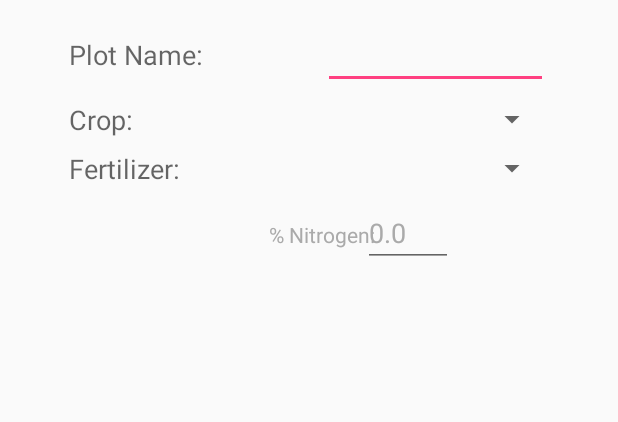
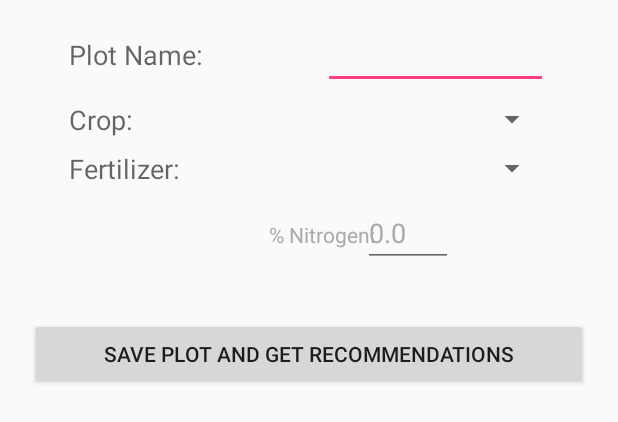
Before and after one commit to pboennig/MyFarm, an Android app: the layout plot_edit_popover.xml on its own in the app's theme, with its tools: preview values and no code run, on a phone screen of 412 x 824 dp. Shown: the top 422 px of the screen. Run offline under Robolectric (Android 15) with nearby library versions, the phone set to English and light mode, and no system bars.

Commit message:
added plotStart and plotEnd functionality and callback to send plot data to mainactivity

```diff
--- a/app/src/main/res/layout/plot_edit_popover.xml
+++ b/app/src/main/res/layout/plot_edit_popover.xml
@@ -97,4 +97,17 @@
             android:textColor="#aaaaaa" />
 
     </GridLayout>
+
+    <Button
+        android:layout_width="match_parent"
+        android:layout_height="wrap_content"
+        android:text="Save Plot and Get Recommendations"
+        android:id="@+id/saveButton"
+        android:layout_row="7"
+        android:layout_columnSpan="2"
+        android:layout_column="0"
+        android:layout_gravity="center|bottom"
+        android:layout_margin="20dp"
+        android:onClick="savePlotInfo" />
+
 </LinearLayout>
--- a/app/src/main/res/menu/map_menu.xml
+++ b/app/src/main/res/menu/map_menu.xml
@@ -8,7 +8,7 @@
         android:orderInCategory="100"
         android:icon="@android:drawable/ic_menu_add"
         android:title="@string/action_addPlot"
-        android:onClick="addPlot"
+        android:onClick="startPlotting"
         app:showAsAction="always" />
     <item
         android:id="@+id/edit_plot_bar_button"
```
Also changed, not shown: app/src/main/java/org/myfarm/MainActivity.java (+17 -3 lines), app/src/main/java/org/myfarm/MapsActivity.java (+26 -4 lines), app/src/main/res/menu/map_plotting_menu.xml (added, +14 -0 lines).
